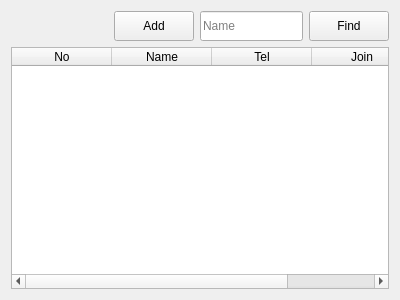
Old version of the form src/ui/windows/employeeTab/employeeTabWidget.ui in the repository coolvann/AutoWorkshop.
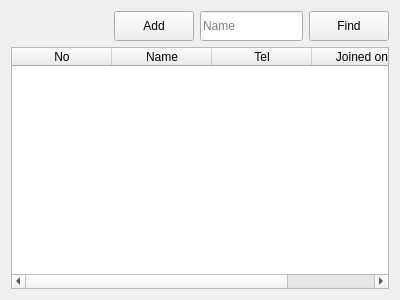
New version of the form.

Diff of the .ui file:
```diff
--- a/src/ui/windows/employeeTab/employeeTabWidget.ui
+++ b/src/ui/windows/employeeTab/employeeTabWidget.ui
@@ -118,7 +118,7 @@
      </column>
      <column>
       <property name="text">
-       <string>Join</string>
+       <string>Joined on</string>
       </property>
      </column>
     </widget>
```
